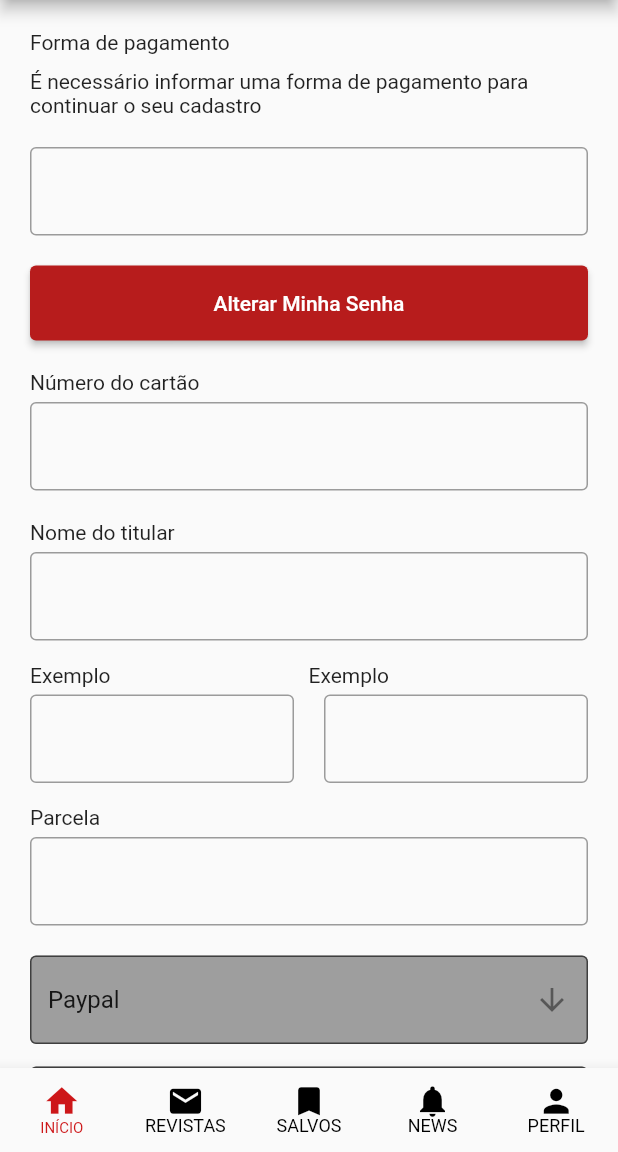
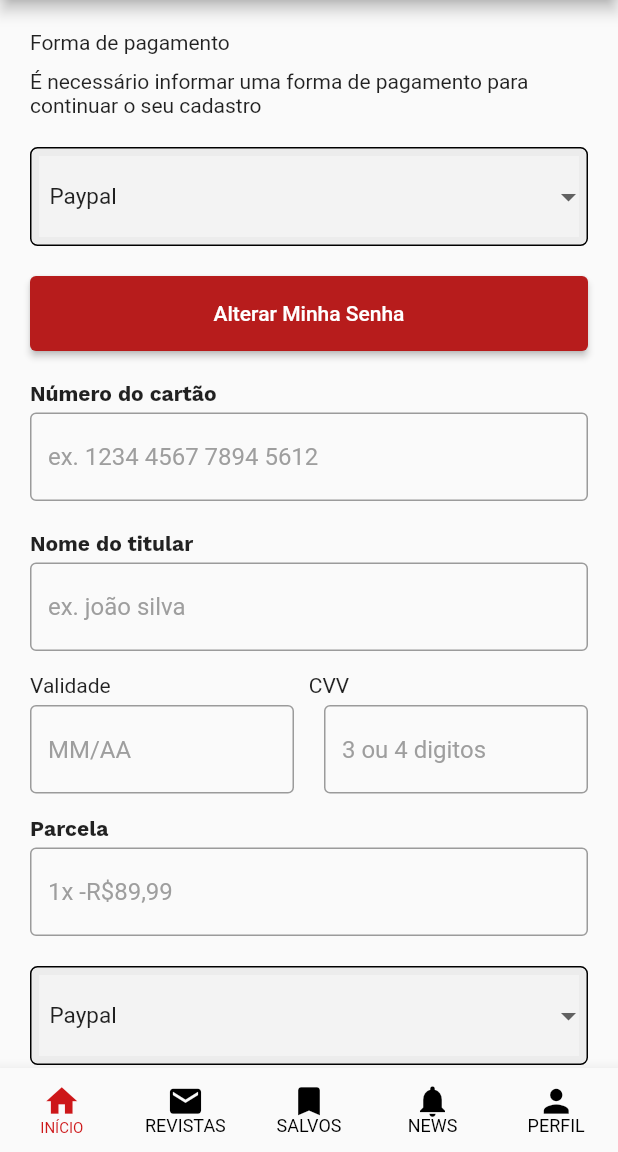
Before and after one commit to HugoPinheiroRaimundo/carta_capital_app, a Flutter app: the PaymentPage screen opened by its route, on a phone screen of 412 x 824 dp, the part 84-1236 px from its top. Run offline on Flutter 3.47's test engine with Material 2 defaults, Android fonts, the phone set to English and light mode, and no system bars; our stand-ins replace google_fonts; Roboto replaces fonts that are missing (Amiko).

Commit message:
add new button custon

```diff
--- /dev/null
+++ b/lib/components/buttons/custom_dropdown_button.dart
@@ -0,0 +1,42 @@
+import 'package:flutter/material.dart';
+import 'package:flutter/src/widgets/container.dart';
+import 'package:flutter/src/widgets/framework.dart';
+
+class CustomDropDownButton extends StatefulWidget {
+  final String item;
+
+  const CustomDropDownButton({Key? key, required this.item}) : super(key: key);
+
+  @override
+  State<CustomDropDownButton> createState() => _CustomDropDownButtonState();
+}
+
+class _CustomDropDownButtonState extends State<CustomDropDownButton> {
+  List<String> items = ['Paypal', 'Google Pay', 'Cartão de crédito'];
+  String? selectedItem = 'Paypal';
+  @override
+  Widget build(BuildContext context) {
+    return Container(
+      decoration: const ShapeDecoration(
+          color: Color(0xF808080),
+          shape: RoundedRectangleBorder(
+            side: BorderSide(width: 1.0, style: BorderStyle.solid),
+            borderRadius: BorderRadius.all(Radius.circular(5.0)),
+          )),
+      child: DropdownButtonFormField<String>(
+        decoration: InputDecoration(
+            enabledBorder: OutlineInputBorder(
+                borderRadius: BorderRadius.circular(5.0),
+                borderSide:
+                    const BorderSide(width: 5, color: Color(0xF808080)))),
+        value: selectedItem,
+        items: items
+            .map((item) => DropdownMenuItem<String>(
+                value: item,
+                child: Text(item, style: const TextStyle(fontSize: 15))))
+            .toList(),
+        onChanged: (item) => setState(() => selectedItem = item),
+      ),
+    );
+  }
+}
--- a/lib/ui/payment_page.dart
+++ b/lib/ui/payment_page.dart
@@ -1,4 +1,7 @@
 import 'package:carta_capital_app/components/bars/title_appbar.dart';
+import 'package:carta_capital_app/components/buttons/custom_button.dart';
+import 'package:carta_capital_app/components/buttons/custom_dropdown_button.dart';
+import 'package:carta_capital_app/components/fields/text_field.dart';
 import 'package:flutter/material.dart';
 import '../components/bars/bottom_nav_bar.dart';
 
@@ -31,14 +34,14 @@ class _PaymentPageState extends State<PaymentPage> {
               const SizedBox(
                 height: 20,
               ),
-              const TextField(
-                decoration: InputDecoration(
-                    hintStyle: TextStyle(color: Colors.grey),
-                    border: OutlineInputBorder()),
+              const CustomDropDownButton(
+                item: '',
               ),
               const SizedBox(
                 height: 20,
               ),
+
+              // ICONES DO CARTÃO DE CRÉDITO
               SizedBox(
                 width: 500,
                 height: 50,
@@ -50,40 +53,28 @@ class _PaymentPageState extends State<PaymentPage> {
                     },
                     child: const Text("Alterar Minha Senha")),
               ),
+
               const SizedBox(
                 height: 20,
               ),
-              const Text("Número do cartão"),
-              const SizedBox(
-                height: 5,
-              ),
-              const TextField(
-                decoration: InputDecoration(
-                    hintStyle: TextStyle(color: Colors.grey),
-                    border: OutlineInputBorder()),
-              ),
+              const CustomTextField(
+                  label: "Número do cartão",
+                  hintText: "ex. 1234 4567 7894 5612"),
               const SizedBox(
                 height: 20,
               ),
-              const Text("Nome do titular"),
-              const SizedBox(
-                height: 5,
-              ),
-              const TextField(
-                decoration: InputDecoration(
-                    hintStyle: TextStyle(color: Colors.grey),
-                    border: OutlineInputBorder()),
-              ),
+              const CustomTextField(
+                  label: "Nome do titular", hintText: "ex. joão silva"),
               const SizedBox(
                 height: 15,
               ),
               Row(
                 children: const [
-                  Text("Exemplo"),
+                  Text("Validade"),
                   SizedBox(
                     width: 132,
                   ),
-                  Text("Exemplo"),
+                  Text("CVV"),
                 ],
               ),
               const SizedBox(
@@ -93,6 +84,7 @@ class _PaymentPageState extends State<PaymentPage> {
                 Expanded(
                   child: TextField(
                     decoration: InputDecoration(
+                        hintText: "MM/AA",
                         hintStyle: TextStyle(color: Colors.grey),
                         border: OutlineInputBorder()),
                   ),
@@ -103,6 +95,7 @@ class _PaymentPageState extends State<PaymentPage> {
                 Expanded(
                   child: TextField(
                     decoration: InputDecoration(
+                        hintText: "3 ou 4 digitos",
                         hintStyle: TextStyle(color: Colors.grey),
                         border: OutlineInputBorder()),
                   ),
@@ -111,53 +104,19 @@ class _PaymentPageState extends State<PaymentPage> {
               const SizedBox(
                 height: 15,
               ),
-              const Text("Parcela"),
-              const SizedBox(
-                height: 5,
-              ),
-              TextField(
-                decoration: InputDecoration(
-                    hintStyle: TextStyle(color: Colors.grey),
-                    border: OutlineInputBorder()),
-              ),
+              const CustomTextField(label: "Parcela", hintText: "1x -R\$89,99"),
               const SizedBox(
                 height: 20,
               ),
-              TextFormField(
-                autofocus: false,
-                initialValue: 'Paypal',
-                decoration: const InputDecoration(
-                    filled: true,
-                    fillColor: Colors.grey,
-                    suffixIcon: Icon(Icons.arrow_downward),
-                    border: OutlineInputBorder()),
-              ),
+              const CustomDropDownButton(item: "Paypal"),
               const SizedBox(
                 height: 15,
               ),
-              TextFormField(
-                autofocus: false,
-                initialValue: 'Google play',
-                decoration: const InputDecoration(
-                    filled: true,
-                    fillColor: Colors.grey,
-                    suffixIcon: Icon(Icons.arrow_downward),
-                    border: OutlineInputBorder()),
-              ),
+              const CustomDropDownButton(item: "Google Pay"),
               const SizedBox(
                 height: 20,
               ),
-              SizedBox(
-                width: 500,
-                height: 50,
-                child: ElevatedButton(
-                    style: ElevatedButton.styleFrom(primary: Colors.red[900]),
-                    onPressed: () {
-                      Navigator.of(context)
-                          .restorablePushReplacementNamed('/reset');
-                    },
-                    child: const Text("Confirmar")),
-              ),
+              const CustomElevatedButton(page: "/", label: "Confirmar"),
             ],
           ),
         ),
@@ -165,3 +124,4 @@ class _PaymentPageState extends State<PaymentPage> {
     );
   }
 }
+// 168
--- a/lib/utils/default.dart
+++ b/lib/utils/default.dart
@@ -3,7 +3,7 @@ import 'dart:ui';
 import 'package:flutter/material.dart';
 import 'package:google_fonts/google_fonts.dart';
 
-class DefaultConfig{
+class DefaultConfig {
   static String? defaultFont = GoogleFonts.workSans().fontFamily;
   static Color defaultThemeColor = const Color(0xFFCD1719);
   static String? buttonFont = GoogleFonts.amiko().fontFamily;
```
